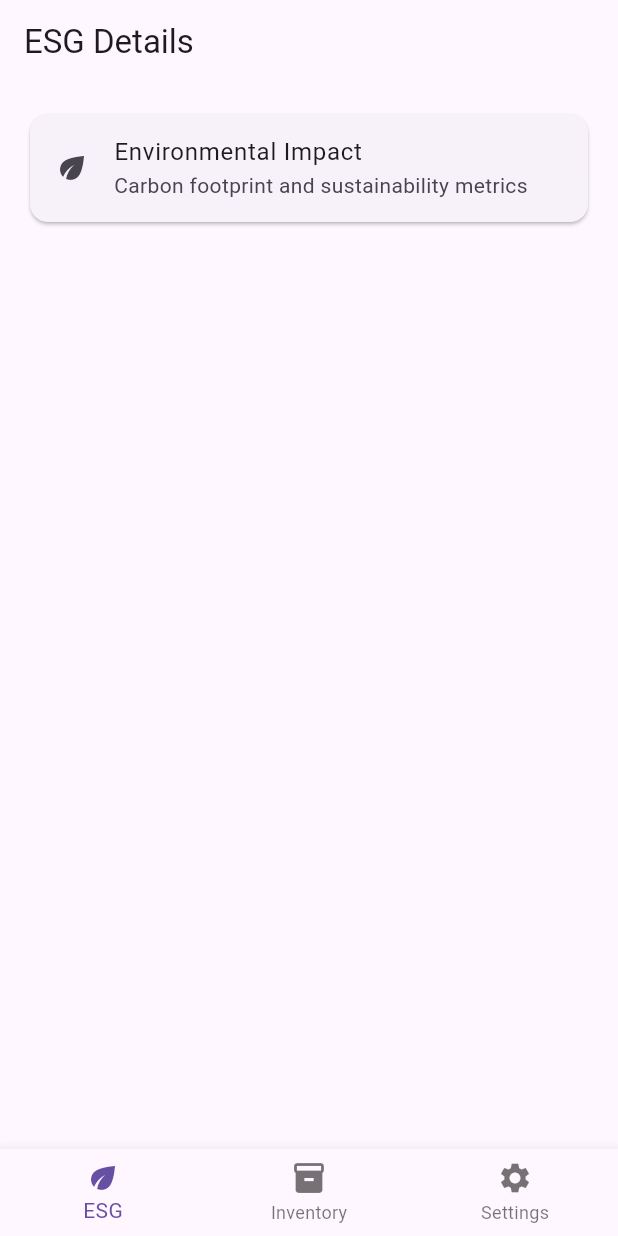
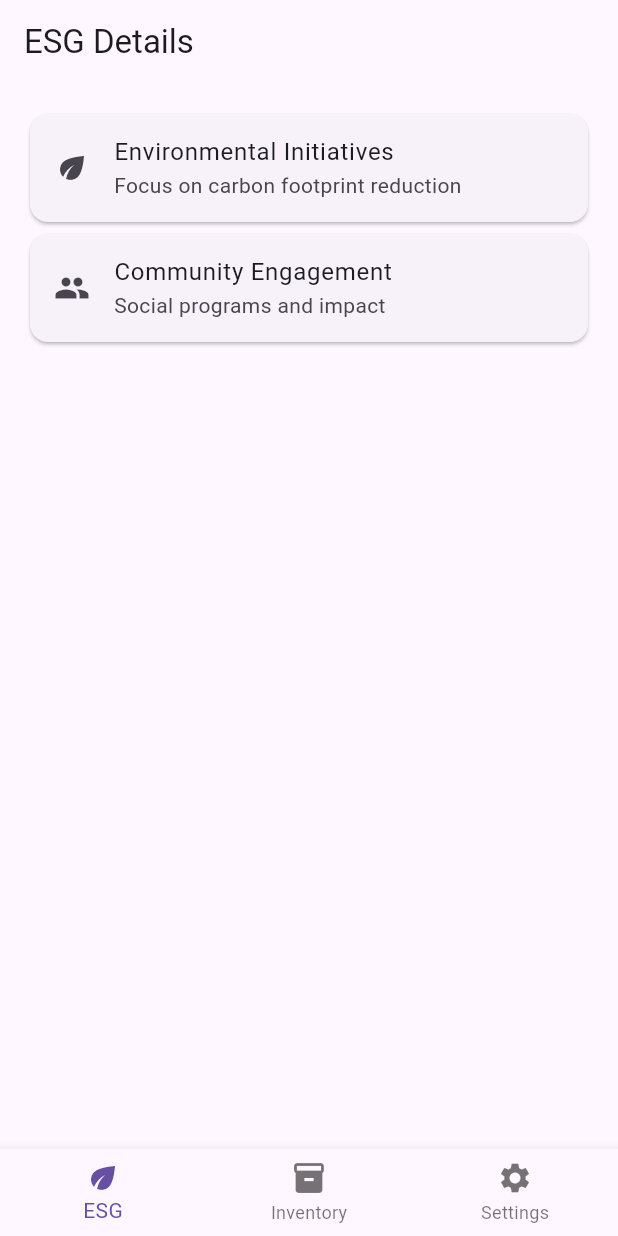
Before and after one commit to Utkarshmhatre/NutriX, a Flutter app: the screen it shows after launch, on a phone screen of 412 x 824 dp. Run offline on Flutter 3.47's test engine with Material 3 defaults, Android fonts, the phone set to English and light mode, and no system bars.

Commit message:
code update with screens, theme toggling, and partial storage logic

```diff
--- a/lib/esg_details_screen.dart
+++ b/lib/esg_details_screen.dart
@@ -13,8 +13,15 @@ class ESGDetailsScreen extends StatelessWidget {
           Card(
             child: ListTile(
               leading: Icon(Icons.eco),
-              title: Text('Environmental Impact'),
-              subtitle: Text('Carbon footprint and sustainability metrics'),
+              title: Text('Environmental Initiatives'),
+              subtitle: Text('Focus on carbon footprint reduction'),
+            ),
+          ),
+          Card(
+            child: ListTile(
+              leading: Icon(Icons.people),
+              title: Text('Community Engagement'),
+              subtitle: Text('Social programs and impact'),
             ),
           ),
         ],
--- a/lib/main.dart
+++ b/lib/main.dart
@@ -1,9 +1,15 @@
 import 'package:flutter/material.dart';
+import 'package:provider/provider.dart';
 import 'theme_provider.dart';
 import 'home_screen.dart';
 
 void main() {
-  runApp(const MyApp());
+  runApp(
+    ChangeNotifierProvider(
+      create: (_) => ThemeProvider(),
+      child: const MyApp(),
+    ),
+  );
 }
 
 class MyApp extends StatelessWidget {
@@ -11,10 +17,12 @@ class MyApp extends StatelessWidget {
 
   @override
   Widget build(BuildContext context) {
+    final themeProvider = Provider.of<ThemeProvider>(context);
     return MaterialApp(
       title: 'Food Distribution Network',
       theme: ThemeData.light(),
       darkTheme: ThemeData.dark(),
+      themeMode: themeProvider.themeMode,
       home: const HomeScreen(),
     );
   }
--- a/lib/theme_provider.dart
+++ b/lib/theme_provider.dart
@@ -6,7 +6,8 @@ class ThemeProvider with ChangeNotifier {
   ThemeMode get themeMode => _themeMode;
 
   void toggleTheme() {
-    _themeMode = _themeMode == ThemeMode.light ? ThemeMode.dark : ThemeMode.light;
+    _themeMode =
+        _themeMode == ThemeMode.light ? ThemeMode.dark : ThemeMode.light;
     notifyListeners();
   }
 }
```
Also changed, not shown: lib/inventory_screen.dart (+10 -4 lines), lib/settings_screen.dart (+7 -1 lines), lib/storage_service.dart (+10 -0 lines), 2 other files.
